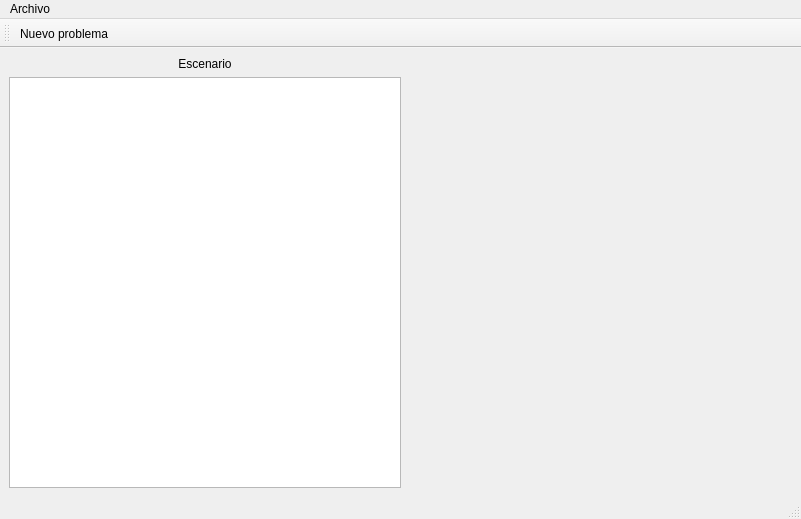
Qt form src/gui/MainWindow.ui (hspitia/Optimization) before a commit.
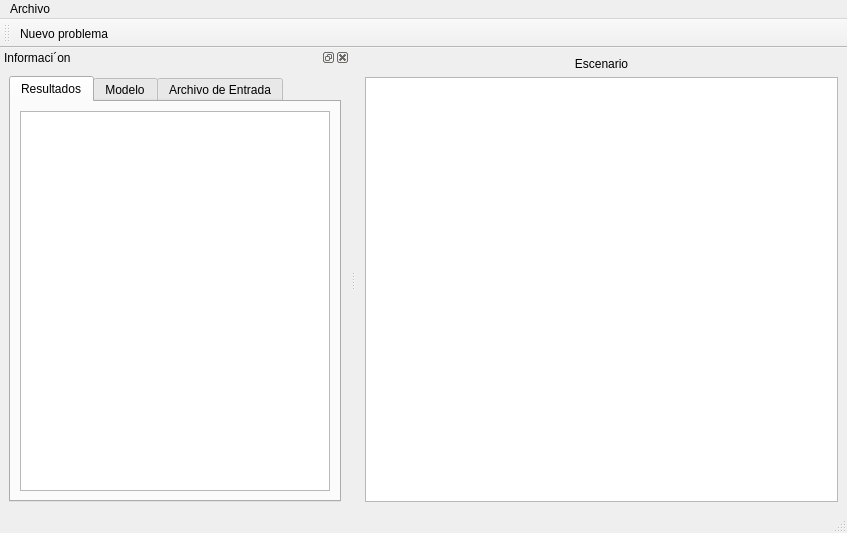
The same form after that commit. Icons and pictures are not drawn.

Commit message: Adicionado panel de información en interfaz

What changed in the file:
```diff
--- a/src/gui/MainWindow.ui
+++ b/src/gui/MainWindow.ui
@@ -6,8 +6,8 @@
    <rect>
     <x>0</x>
     <y>0</y>
-    <width>801</width>
-    <height>519</height>
+    <width>847</width>
+    <height>533</height>
    </rect>
   </property>
   <property name="windowTitle">
@@ -40,8 +40,8 @@
           <rect>
            <x>0</x>
            <y>0</y>
-           <width>385</width>
-           <height>375</height>
+           <width>405</width>
+           <height>398</height>
           </rect>
          </property>
          <layout class="QGridLayout" name="gridLayout">
@@ -67,19 +67,6 @@
       </item>
      </layout>
     </item>
-    <item row="0" column="1">
-     <spacer name="horizontalSpacer">
-      <property name="orientation">
-       <enum>Qt::Horizontal</enum>
-      </property>
-      <property name="sizeHint" stdset="0">
-       <size>
-        <width>40</width>
-        <height>20</height>
-       </size>
-      </property>
-     </spacer>
-    </item>
    </layout>
   </widget>
   <widget class="QMenuBar" name="menubar">
@@ -87,7 +74,7 @@
     <rect>
      <x>0</x>
      <y>0</y>
-     <width>801</width>
+     <width>847</width>
      <height>25</height>
     </rect>
    </property>
@@ -107,8 +94,8 @@
    </property>
    <property name="iconSize">
     <size>
-     <width>32</width>
-     <height>32</height>
+     <width>24</width>
+     <height>24</height>
     </size>
    </property>
    <attribute name="toolBarArea">
@@ -119,6 +106,145 @@
    </attribute>
    <addaction name="newProblemInputAction"/>
   </widget>
+  <widget class="QDockWidget" name="InformationDockWidget">
+   <property name="minimumSize">
+    <size>
+     <width>350</width>
+     <height>172</height>
+    </size>
+   </property>
+   <property name="maximumSize">
+    <size>
+     <width>500</width>
+     <height>1000</height>
+    </size>
+   </property>
+   <property name="allowedAreas">
+    <set>Qt::BottomDockWidgetArea|Qt::LeftDockWidgetArea|Qt::RightDockWidgetArea</set>
+   </property>
+   <property name="windowTitle">
+    <string>Informaci´on</string>
+   </property>
+   <attribute name="dockWidgetArea">
+    <number>1</number>
+   </attribute>
+   <widget class="QWidget" name="dockWidgetContents">
+    <layout class="QGridLayout" name="gridLayout_4">
+     <item row="0" column="0">
+      <widget class="QTabWidget" name="tabWidget">
+       <property name="currentIndex">
+        <number>0</number>
+       </property>
+       <widget class="QWidget" name="resultsTab">
+        <attribute name="title">
+         <string>Resultados</string>
+        </attribute>
+        <layout class="QGridLayout" name="gridLayout_5">
+         <item row="0" column="0">
+          <widget class="QScrollArea" name="scrollArea_2">
+           <property name="frameShape">
+            <enum>QFrame::NoFrame</enum>
+           </property>
+           <property name="widgetResizable">
+            <bool>true</bool>
+           </property>
+           <widget class="QWidget" name="scrollAreaWidgetContents_2">
+            <property name="geometry">
+             <rect>
+              <x>0</x>
+              <y>0</y>
+              <width>374</width>
+              <height>354</height>
+             </rect>
+            </property>
+            <layout class="QGridLayout" name="gridLayout_3">
+             <property name="margin">
+              <number>0</number>
+             </property>
+             <item row="0" column="0">
+              <widget class="QTextEdit" name="textEdit"/>
+             </item>
+            </layout>
+           </widget>
+          </widget>
+         </item>
+        </layout>
+       </widget>
+       <widget class="QWidget" name="modelTab">
+        <attribute name="title">
+         <string>Modelo</string>
+        </attribute>
+        <layout class="QGridLayout" name="gridLayout_8">
+         <item row="0" column="0">
+          <widget class="QScrollArea" name="scrollArea_3">
+           <property name="frameShape">
+            <enum>QFrame::NoFrame</enum>
+           </property>
+           <property name="widgetResizable">
+            <bool>true</bool>
+           </property>
+           <widget class="QWidget" name="scrollAreaWidgetContents_3">
+            <property name="geometry">
+             <rect>
+              <x>0</x>
+              <y>0</y>
+              <width>374</width>
+              <height>346</height>
+             </rect>
+            </property>
+            <layout class="QGridLayout" name="gridLayout_6">
+             <property name="margin">
+              <number>0</number>
+             </property>
+             <item row="0" column="0">
+              <widget class="QTextEdit" name="textEdit_2"/>
+             </item>
+            </layout>
+           </widget>
+          </widget>
+         </item>
+        </layout>
+       </widget>
+       <widget class="QWidget" name="inputFileTab">
+        <attribute name="title">
+         <string>Archivo de Entrada</string>
+        </attribute>
+        <layout class="QGridLayout" name="gridLayout_9">
+         <item row="0" column="0">
+          <widget class="QScrollArea" name="scrollArea_4">
+           <property name="frameShape">
+            <enum>QFrame::NoFrame</enum>
+           </property>
+           <property name="widgetResizable">
+            <bool>true</bool>
+           </property>
+           <widget class="QWidget" name="scrollAreaWidgetContents_4">
+            <property name="geometry">
+             <rect>
+              <x>0</x>
+              <y>0</y>
+              <width>374</width>
+              <height>346</height>
+             </rect>
+            </property>
+            <layout class="QGridLayout" name="gridLayout_7">
+             <property name="margin">
+              <number>0</number>
+             </property>
+             <item row="0" column="0">
+              <widget class="QTextEdit" name="textEdit_3"/>
+             </item>
+            </layout>
+           </widget>
+          </widget>
+         </item>
+        </layout>
+       </widget>
+      </widget>
+     </item>
+    </layout>
+   </widget>
+  </widget>
   <action name="newProblemInputAction">
    <property name="icon">
     <iconset resource="../../resources/resources.qrc">
```
Left out of the diff: 2 changed lines with no effect on the pictures. The commit also changes 4 other files.
